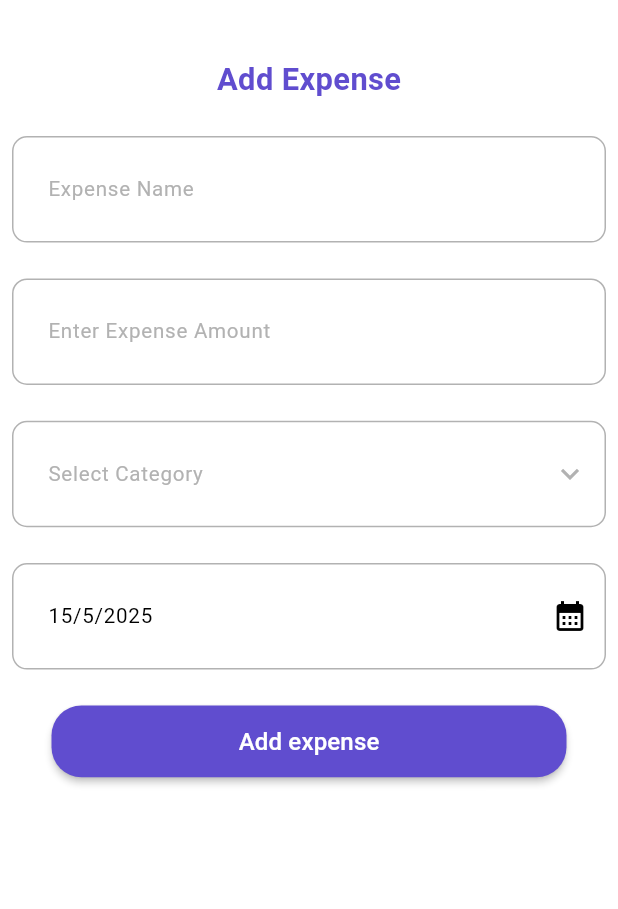
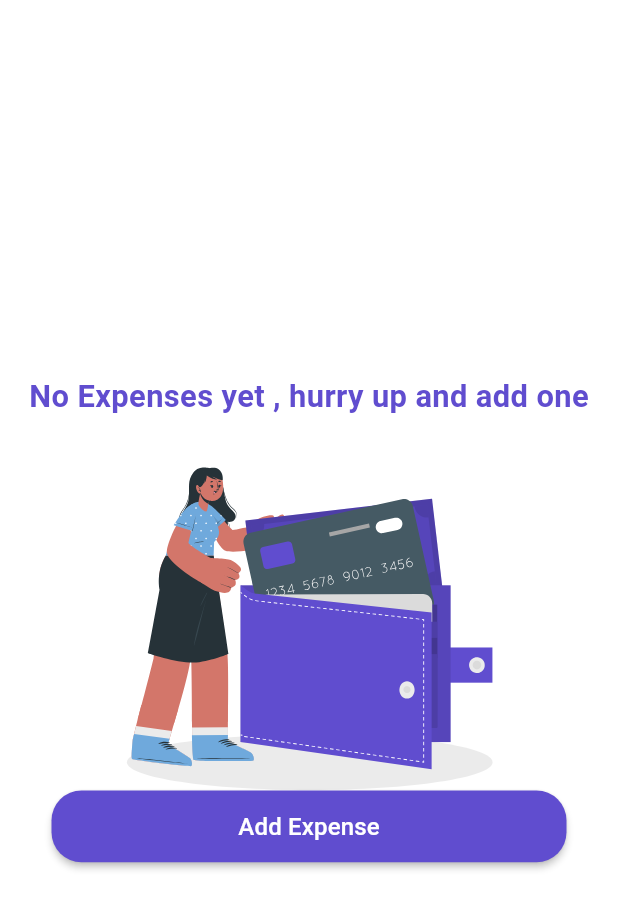
Before and after one commit to AMIRAMOHMED/Expense-Tracker, a Flutter app: the screen it shows after launch, on a phone screen of 412 x 824 dp. Shown: the top 909 px of the screen. Run offline on Flutter 3.47's test engine with Material 3 defaults, Android fonts, the phone set to English and light mode, and no system bars; our stand-ins replace equatable, flutter_bloc, flutter_screenutil, flutter_svg, get_it, sqflite; accounts and stored records are empty.

Commit message:
made logic of total expense and expensePercentages  and add DraggableExpenses  AddExpenseButton widget, implement EmptySection, and enhance DashboardScreen layout

```diff
--- a/lib/data/models/category_model.dart
+++ b/lib/data/models/category_model.dart
@@ -16,5 +16,9 @@ class CategoryModel {
     CategoryModel(id: 2, name: 'Transport & fuel', icon: Icons.directions_car),
     CategoryModel(id: 3, name: 'Shopping', icon: Icons.shopping_cart),
     CategoryModel(id: 4, name: 'Bills', icon: Icons.receipt),
+    CategoryModel(id: 5, name: 'Entertainment', icon: Icons.movie),
+    CategoryModel(id: 6, name: 'Health', icon: Icons.health_and_safety),
+    CategoryModel(id: 7, name: 'Personal', icon: Icons.person),
+    CategoryModel(id: 8, name: 'Travel', icon: Icons.travel_explore),
   ];
 }
--- a/lib/data/repositories/expense_repository_impl.dart
+++ b/lib/data/repositories/expense_repository_impl.dart
@@ -20,7 +20,7 @@ class ExpenseRepositoryImpl implements ExpenseRepository {
       DateTime expenseDate = DateTime.parse(expense.date);
       bool matchesDate =
           (startDate == null || expenseDate.compareTo(startDate) >= 0) &&
-              (endDate == null || expenseDate.compareTo(endDate) <= 0);
+          (endDate == null || expenseDate.compareTo(endDate) <= 0);
       return matchesSearch && matchesDate;
     }).toList();
   }
--- a/lib/data/sources/expense_local_data_source.dart
+++ b/lib/data/sources/expense_local_data_source.dart
@@ -6,4 +6,5 @@ abstract class ExpenseLocalDataSource {
   Future<void> addExpense(ExpenseModel expense);
   Future<void> updateExpense(ExpenseModel expense);
   Future<void> deleteExpense(int id);
+
 }
--- a/lib/data/sources/expense_local_data_source_impl.dart
+++ b/lib/data/sources/expense_local_data_source_impl.dart
@@ -51,4 +51,5 @@ class ExpenseLocalDataSourceImpl implements ExpenseLocalDataSource {
     final db = await databaseHelper.database;
     await db.delete(DatabaseHelper.tableName, where: 'id = ?', whereArgs: [id]);
   }
+
 }
--- /dev/null
+++ b/lib/domain/helper/expense_calculator.dart
@@ -0,0 +1,28 @@
+import '../../data/sources/expense_local_data_source.dart';
+
+class ExpenseCalculator {
+  final ExpenseLocalDataSource dataSource;
+
+  ExpenseCalculator(this.dataSource);
+
+  Future<double> getTotalExpenses() async {
+    final expenses = await dataSource.getExpenses();
+    return expenses.fold<double>(0.0, (sum, expense) => sum + expense.amount);
+  }
+
+  Future<Map<int, double>> getExpensePercentages() async {
+    final expenses = await dataSource.getExpenses();
+    if (expenses.isEmpty) return {};
+
+    final total = expenses.fold(0.0, (sum, e) => sum + e.amount);
+    if (total == 0) return {};
+
+    final percentageMap = <int, double>{};
+
+    for (final expense in expenses) {
+      percentageMap[expense.id!] = (expense.amount / total) * 100;
+    }
+
+    return percentageMap;
+  }
+}
--- /dev/null
+++ b/lib/domain/logic/expense_summary_state.dart
@@ -0,0 +1,51 @@
+import 'package:equatable/equatable.dart';
+
+// Immutable state class for managing expense summary data
+class ExpenseSummaryState extends Equatable {
+  final double? totalExpenses;
+  final bool isTotalExpensesLoading;
+  final String? totalExpensesError;
+  final Map<int, double>? expensePercentages;
+  final bool isExpensePercentagesLoading;
+  final String? expensePercentagesError;
+
+  const ExpenseSummaryState({
+    this.totalExpenses,
+    this.isTotalExpensesLoading = false,
+    this.totalExpensesError,
+    this.expensePercentages,
+    this.isExpensePercentagesLoading = false,
+    this.expensePercentagesError,
+  });
+
+  ExpenseSummaryState copyWith({
+    double? totalExpenses,
+    bool? isTotalExpensesLoading,
+    String? totalExpensesError,
+    Map<int, double>? expensePercentages,
+    bool? isExpensePercentagesLoading,
+    String? expensePercentagesError,
+  }) {
+    return ExpenseSummaryState(
+      totalExpenses: totalExpenses ?? this.totalExpenses,
+      isTotalExpensesLoading:
+          isTotalExpensesLoading ?? this.isTotalExpensesLoading,
+      totalExpensesError: totalExpensesError ?? this.totalExpensesError,
+      expensePercentages: expensePercentages ?? this.expensePercentages,
+      isExpensePercentagesLoading:
+          isExpensePercentagesLoading ?? this.isExpensePercentagesLoading,
+      expensePercentagesError:
+          expensePercentagesError ?? this.expensePercentagesError,
+    );
+  }
+
+  @override
+  List<Object?> get props => [
+    totalExpenses,
+    isTotalExpensesLoading,
+    totalExpensesError,
+    expensePercentages,
+    isExpensePercentagesLoading,
+    expensePercentagesError,
+  ];
+}
--- /dev/null
+++ b/lib/domain/repositories/expense_summary_repository.dart
@@ -0,0 +1,5 @@
+abstract class ExpenseSummaryRepository {
+  Future<double> getTotalExpenses();
+
+  Future <Map<int, double>> getExpensePercentages();
+}
--- a/lib/main.dart
+++ b/lib/main.dart
@@ -24,7 +24,7 @@ class MyApp extends StatelessWidget {
         return MaterialApp(
           debugShowCheckedModeBanner: false,
           onGenerateRoute: AppRouter().generateRoute,
-          initialRoute: Routes.addExpenseScreen,
+          initialRoute: Routes.dashboardScreen,
         );
       },
     );
--- a/lib/presentation/screens/add_expense_screen.dart
+++ b/lib/presentation/screens/add_expense_screen.dart
@@ -31,7 +31,7 @@ class _AddExpenseScreenState extends State<AddExpenseScreen> {
 
   @override
   Widget build(BuildContext context) {
-    dataController = TextEditingController(text: DateFormat('d/M/y').format(DateTime.now()),
+    dataController = TextEditingController(text:DateFormat('yyyy-MM-dd').format(DateTime.now()),
     );
     return SafeArea(
       child: Scaffold(
--- a/lib/presentation/screens/dashboard_screen.dart
+++ b/lib/presentation/screens/dashboard_screen.dart
@@ -2,53 +2,60 @@ import 'package:expense_tracker/core/di/service_locator.dart';
 import 'package:flutter/material.dart';
 import 'package:flutter_bloc/flutter_bloc.dart';
 
+import '../../core/theming/colors.dart';
 import '../../domain/logic/expense_cubit.dart';
+import '../../domain/logic/expense_state.dart';
+import '../../domain/logic/expense_summary_cubit.dart';
+import '../widgets/EmptySection.dart';
+import '../widgets/add_expense_button.dart';
+import '../widgets/draggable_expenses.dart';
+import '../widgets/expense_item.dart';
 
 class DashboardScreen extends StatelessWidget {
   const DashboardScreen({super.key});
 
   @override
   Widget build(BuildContext context) {
-    return BlocProvider(
+    return BlocProvider<ExpenseCubit>(
       create: (context) => getIt<ExpenseCubit>()..loadExpenses(),
+
       child: SafeArea(
         child: Scaffold(
-          body: Stack(
+          backgroundColor: AppColors.whiteFF,
+          body: BlocBuilder<ExpenseCubit, ExpenseState>(
+            builder: (context, state) {
+              if (state.isLoading) {
+                return const Center(child: CircularProgressIndicator());
+              }
+
+              if (state.errorMessage != null) {
+                return Center(child: Text('Error: ${state.errorMessage}'));
+              }
+
+              if (state.expenses.isEmpty) {
+                return const EmptySection();
+              }
+              return BlocProvider(
+                create:
+                    (context) =>
+                        getIt<ExpenseSummaryCubit>()
+                          ..fetchTotalExpenses()
+                          ..fetchExpensePercentages(),
+                child: Stack(
                   children: [
                     const Center(child: Text(' Dashboard Screen')),
-              DraggableScrollableSheet(
-                initialChildSize: 0.25,
-                minChildSize: 0.25,
-                maxChildSize: 0.9,
-                builder: (
-                  BuildContext context,
-                  ScrollController scrollController,
-                ) {
-                  return Container(
-                    decoration: const BoxDecoration(
-                      color: Colors.white,
-                      borderRadius: BorderRadius.vertical(
-                        top: Radius.circular(20),
-                      ),
-                      boxShadow: [
-                        BoxShadow(
-                          color: Colors.black26,
-                          blurRadius: 10,
-                          offset: Offset(0, -2),
+                    DraggableExpenses(),
+                    Positioned(
+                      // Modified this section
+                      bottom: 20,
+                      left: 20,
+                      right: 20,
+                      child: AddExpenseButton(),
                     ),
                   ],
                 ),
-                    child: ListView.builder(
-                      controller: scrollController,
-                      itemCount: 5,
-                      itemBuilder:
-                          (context, index) =>
-                              ListTile(title: Text(" Item $index")),
-                    ),
               );
             },
-              ),
-            ],
           ),
         ),
       ),
--- /dev/null
+++ b/lib/presentation/widgets/EmptySection.dart
@@ -0,0 +1,28 @@
+import 'package:expense_tracker/core/theming/AppAssets.dart';
+import 'package:flutter/cupertino.dart';
+import 'package:flutter_screenutil/flutter_screenutil.dart';
+import 'package:flutter_svg/flutter_svg.dart';
+import '../../core/theming/colors.dart';
+import '../../core/theming/styles.dart';
+import 'add_expense_button.dart';
+
+class EmptySection extends StatelessWidget {
+  const EmptySection({super.key});
+
+  @override
+  Widget build(BuildContext context) {
+    return Center(
+      child: Column(
+        mainAxisAlignment: MainAxisAlignment.center,
+        children: [
+           Text("No Expenses yet , hurry up and add one", style:TextStyles.title.copyWith(color: AppColors.primaryColor),),
+          const SizedBox(height: 10,),
+        SvgPicture.asset(
+          AppAssets.wallet,
+          height: 200.h,),
+        const AddExpenseButton(),
+        ],
+      ),
+    ) ;
+  }
+}
--- /dev/null
+++ b/lib/presentation/widgets/add_expense_button.dart
@@ -0,0 +1,21 @@
+
+import 'package:flutter/cupertino.dart';
+
+import '../../core/routing/routes.dart';
+import '../../core/theming/colors.dart';
+import 'custom_button.dart';
+
+class AddExpenseButton extends StatelessWidget {
+  const AddExpenseButton({super.key});
+
+  @override
+  Widget build(BuildContext context) {
+    return  CustomButton(
+      text: 'Add Expense',
+      color: AppColors.primaryColor,
+      onPressed: () {
+        Navigator.pushNamed(context, Routes.addExpenseScreen);
+      },
+    );
+  }
+}
```
Also changed, not shown: lib/core/di/service_locator.dart (+11 -1 lines), lib/data/repositories/expense_summary_repository_imp.dart (added, +19 -0 lines), lib/domain/logic/expense_summary_cubit.dart (added, +60 -0 lines), lib/presentation/widgets/draggable_expenses.dart (added, +41 -0 lines), lib/presentation/widgets/expense_item.dart (added, +52 -0 lines). Lines whose indentation alone changed are shown as unchanged.
